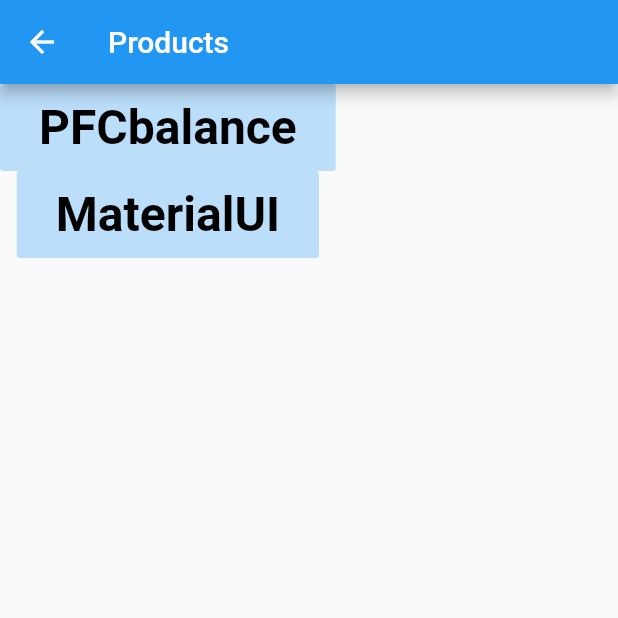
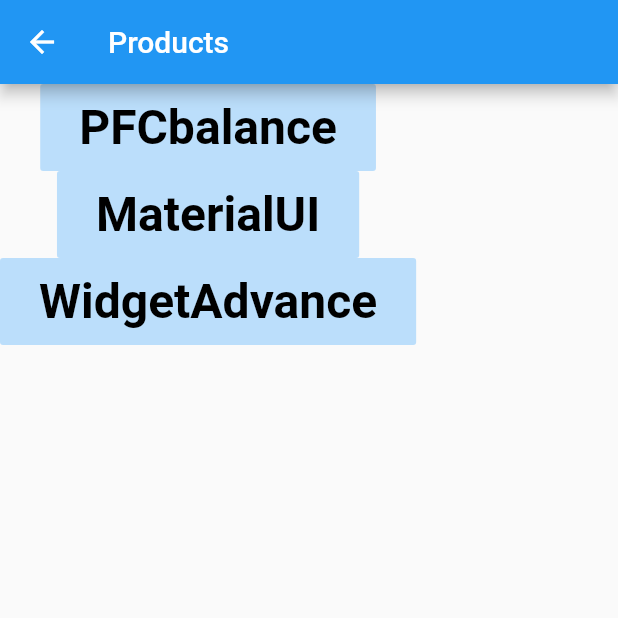
Before and after one commit to Terakeng/BookLesson1, a Flutter app: the Products screen opened directly, on a phone screen of 412 x 824 dp, the top half of it. Run offline on Flutter 3.47's test engine with Material 2 defaults, Android fonts, the phone set to English and light mode, and no system bars.

Commit message:
コミット

```diff
--- a/lib/Products.dart
+++ b/lib/Products.dart
@@ -2,6 +2,7 @@ import 'package:flutter/material.dart';
 import 'package:flutter_app2/MaterialUI.dart';
 import './PFCbalance.dart';
 import './MaterialUI.dart';
+import './WidgetAdvance.dart';
 
 class Products extends StatefulWidget {
   Products({Key key, this.title}) : super(key: key);
@@ -59,5 +60,25 @@ class _Products extends State<Products> {
                       fontWeight: FontWeight.w600,
                       fontFamily: "Roboto"),
                 ))),
+         FlatButton(
+            key: null,
+            onPressed: () {
+              Navigator.push(
+                  context,
+                  new MaterialPageRoute(
+                      builder: (BuildContext context) =>
+                          new WidgetAdvance()));
+            },
+            color: Colors.blue[100],
+            child: Padding(
+                padding: EdgeInsets.all(10.0),
+                child: Text(
+                  "WidgetAdvance",
+                  style: TextStyle(
+                      fontSize: 32.0,
+                      color: Colors.black,
+                      fontWeight: FontWeight.w600,
+                      fontFamily: "Roboto"),
+                ))),
         ],
         ),);}}
```
Also changed, not shown: lib/WidgetAdvance.dart (added).
